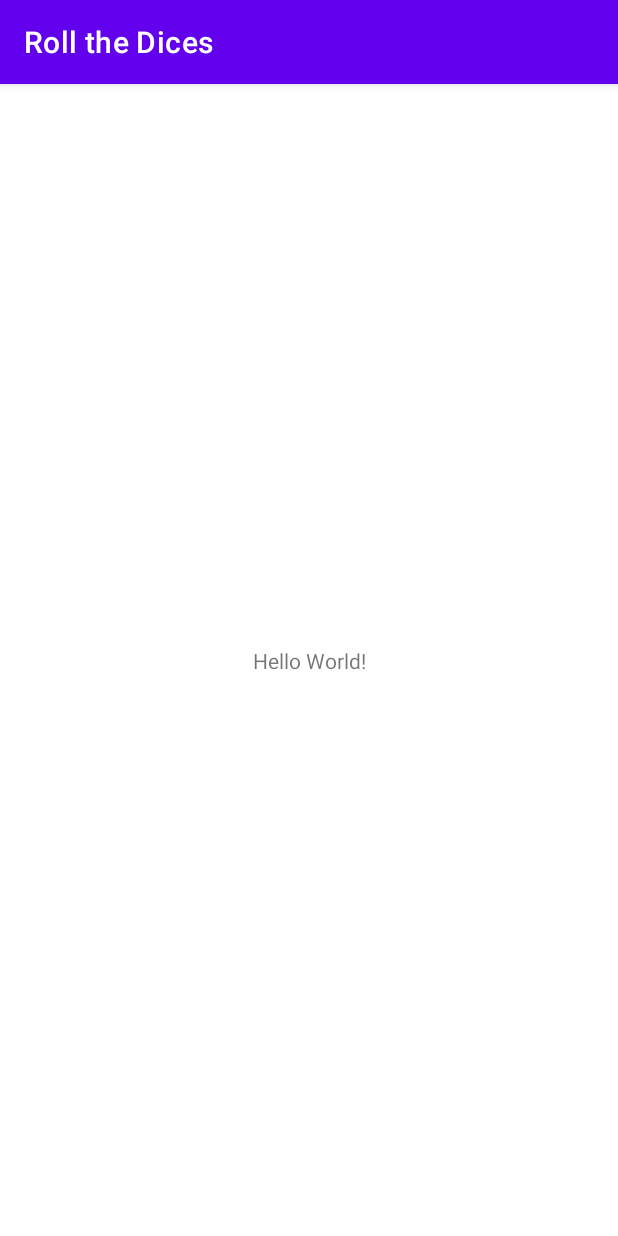
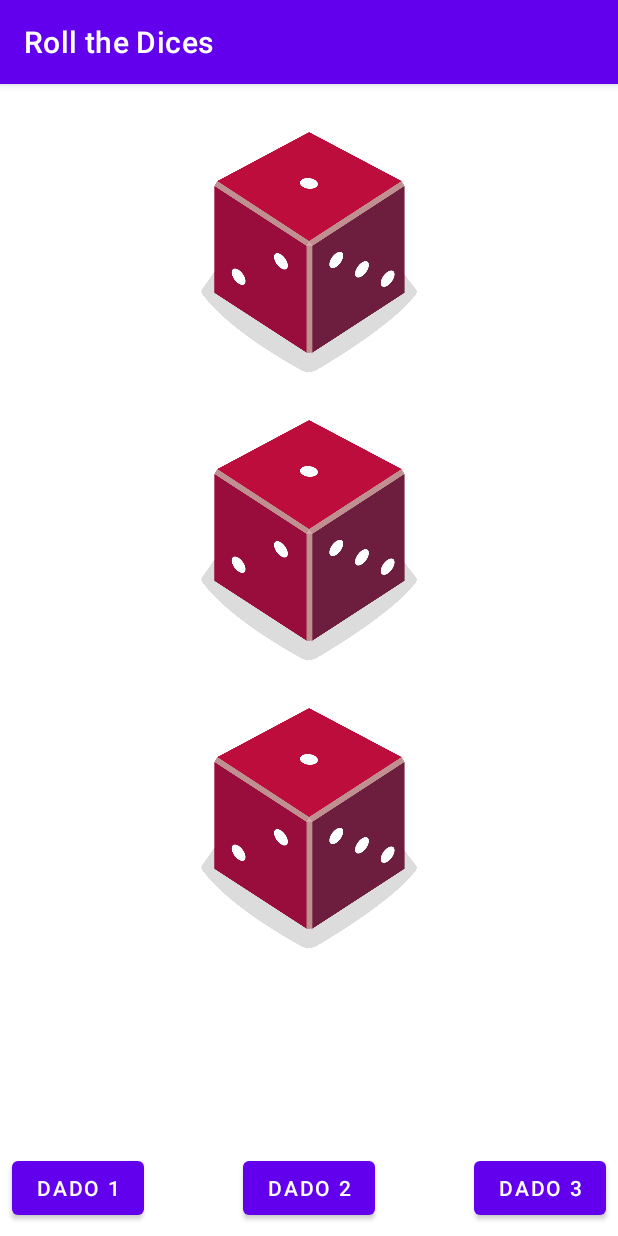
Before and after one commit to AlejandraCebada2/RolltheDicesV1, an Android app: the screen it shows after launch (MainActivity), on a phone screen of 412 x 824 dp. Run offline under Robolectric (Android 15) with nearby library versions, the phone set to English and light mode, and no system bars.

Commit message:
Roll The Dices V1

```diff
--- a/app/src/main/java/com/example/rollthedices/MainActivity.kt
+++ b/app/src/main/java/com/example/rollthedices/MainActivity.kt
@@ -2,10 +2,43 @@ package com.example.rollthedices
 
 import androidx.appcompat.app.AppCompatActivity
 import android.os.Bundle
+import android.util.Log
+import android.widget.Button
+import android.widget.ImageView
 
 class MainActivity : AppCompatActivity() {
     override fun onCreate(savedInstanceState: Bundle?) {
         super.onCreate(savedInstanceState)
         setContentView(R.layout.activity_main)
+
+        val boton1 : Button = findViewById(R.id.boton1)
+        val boton2 : Button = findViewById(R.id.boton2)
+        val boton3 : Button = findViewById(R.id.boton3)
+
+        val ivDado1 : ImageView = findViewById(R.id.ivDado1)
+        val ivDado2 : ImageView = findViewById(R.id.ivDado2)
+        val ivDado3 : ImageView = findViewById(R.id.ivDado3)
+
+        boton1.setOnClickListener {
+            val numero : Int = generarAleatoriamente()
+            //Log.i("MainActivity", numero.toString())
+            actualizaDado(ivDado1, numero)
+        }
+        boton2.setOnClickListener {
+            val numero : Int = generarAleatoriamente()
+            actualizaDado(ivDado2, numero)
+        }
+        boton3.setOnClickListener {
+            val numero : Int = generarAleatoriamente()
+            actualizaDado(ivDado3, numero)
+        }
+    }
+
+    private fun actualizaDado(ivDado: ImageView, numero: Int) {
+        val resId : Int = resources.getIdentifier("dice_$numero", "drawable", packageName)
+        ivDado.setImageResource(resId)
+    }
+    private fun generarAleatoriamente(): Int {
+        return (1..6).random()
     }
 }
--- a/app/src/main/res/layout/activity_main.xml
+++ b/app/src/main/res/layout/activity_main.xml
@@ -7,12 +7,72 @@
     tools:context=".MainActivity">
 
     <TextView
+        android:id="@+id/textView"
         android:layout_width="wrap_content"
         android:layout_height="wrap_content"
-        android:text="Hello World!"
         app:layout_constraintBottom_toBottomOf="parent"
         app:layout_constraintEnd_toEndOf="parent"
         app:layout_constraintStart_toStartOf="parent"
         app:layout_constraintTop_toTopOf="parent" />
 
+    <ImageView
+        android:id="@+id/ivDado1"
+        android:layout_width="160dp"
+        android:layout_height="160dp"
+        android:layout_marginTop="32dp"
+        app:layout_constraintEnd_toEndOf="parent"
+        app:layout_constraintStart_toStartOf="parent"
+        app:layout_constraintTop_toTopOf="parent"
+        app:srcCompat="@drawable/dice_1" />
+
+    <ImageView
+        android:id="@+id/ivDado2"
+        android:layout_width="160dp"
+        android:layout_height="160dp"
+        android:layout_marginTop="32dp"
+        app:layout_constraintEnd_toEndOf="parent"
+        app:layout_constraintStart_toStartOf="parent"
+        app:layout_constraintTop_toBottomOf="@+id/ivDado1"
+        app:srcCompat="@drawable/dice_1" />
+
+    <ImageView
+        android:id="@+id/ivDado3"
+        android:layout_width="160dp"
+        android:layout_height="160dp"
+        android:layout_marginTop="32dp"
+        app:layout_constraintEnd_toEndOf="parent"
+        app:layout_constraintStart_toStartOf="parent"
+        app:layout_constraintTop_toBottomOf="@+id/ivDado2"
+        app:srcCompat="@drawable/dice_1" />
+
+    <Button
+        android:id="@+id/boton1"
+        android:layout_width="wrap_content"
+        android:layout_height="wrap_content"
+        android:layout_marginStart="8dp"
+        android:layout_marginBottom="8dp"
+        android:text="@string/dado1"
+        app:layout_constraintBottom_toBottomOf="parent"
+        app:layout_constraintStart_toStartOf="parent" />
+
+    <Button
+        android:id="@+id/boton2"
+        android:layout_width="wrap_content"
+        android:layout_height="wrap_content"
+        android:layout_marginBottom="8dp"
+        android:text="@string/dado2"
+        app:layout_constraintBottom_toBottomOf="parent"
+        app:layout_constraintEnd_toStartOf="@+id/boton3"
+        app:layout_constraintStart_toEndOf="@+id/boton1" />
+
+    <Button
+        android:id="@+id/boton3"
+        android:layout_width="wrap_content"
+        android:layout_height="wrap_content"
+        android:layout_marginEnd="8dp"
+        android:layout_marginBottom="8dp"
+        android:text="@string/dado3"
+        app:layout_constraintBottom_toBottomOf="parent"
+        app:layout_constraintEnd_toEndOf="parent" />
+
 </androidx.constraintlayout.widget.ConstraintLayout>
--- a/app/src/main/res/values/strings.xml
+++ b/app/src/main/res/values/strings.xml
@@ -1,3 +1,6 @@
 <resources>
     <string name="app_name">Roll the Dices</string>
+    <string name="dado1">Dado 1</string>
+    <string name="dado2">Dado 2</string>
+    <string name="dado3">Dado 3</string>
 </resources>
```
Also changed, not shown: app/src/main/res/drawable/dice_1.png (added), app/src/main/res/drawable/dice_2.png (added), app/src/main/res/drawable/dice_3.png (added), app/src/main/res/drawable/dice_4.png (added), app/src/main/res/drawable/dice_5.png (added), app/src/main/res/drawable/dice_6.png (added).
